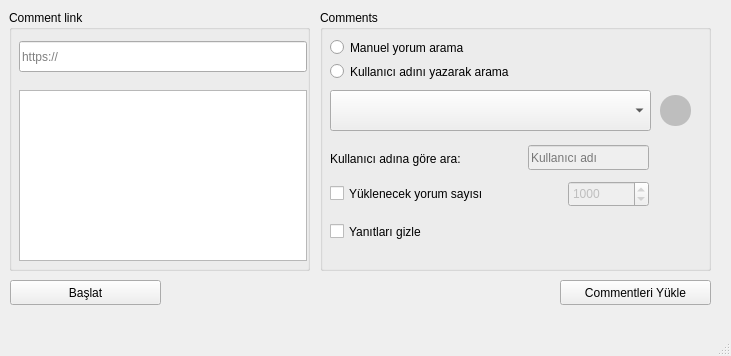
Qt form ui/main.ui (ramo828/instagram-comment-liker) before a commit.
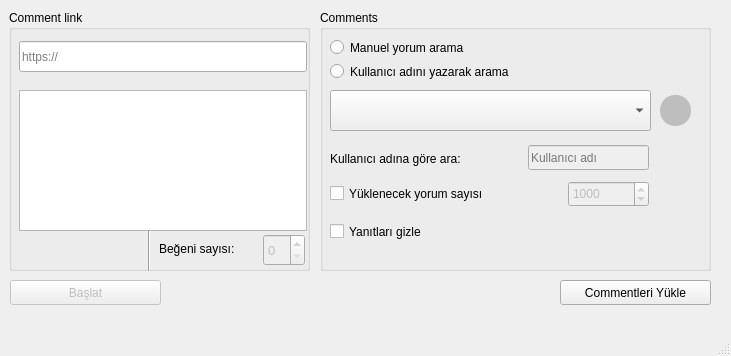
The same form after that commit.

The edit to the form file:
```diff
--- a/ui/main.ui
+++ b/ui/main.ui
@@ -232,15 +232,62 @@
        <x>10</x>
        <y>80</y>
        <width>288</width>
-       <height>171</height>
+       <height>141</height>
       </rect>
      </property>
      <property name="readOnly">
       <bool>true</bool>
      </property>
     </widget>
+    <widget class="QSpinBox" name="like_count">
+     <property name="enabled">
+      <bool>false</bool>
+     </property>
+     <property name="geometry">
+      <rect>
+       <x>254</x>
+       <y>224</y>
+       <width>42</width>
+       <height>32</height>
+      </rect>
+     </property>
+     <property name="font">
+      <font>
+       <pointsize>10</pointsize>
+      </font>
+     </property>
+    </widget>
+    <widget class="QLabel" name="label_2">
+     <property name="geometry">
+      <rect>
+       <x>150</x>
+       <y>230</y>
+       <width>91</width>
+       <height>17</height>
+      </rect>
+     </property>
+     <property name="text">
+      <string>Beğeni sayısı: </string>
+     </property>
+    </widget>
+    <widget class="Line" name="line">
+     <property name="geometry">
+      <rect>
+       <x>130</x>
+       <y>220</y>
+       <width>20</width>
+       <height>41</height>
+      </rect>
+     </property>
+     <property name="orientation">
+      <enum>Qt::Vertical</enum>
+     </property>
+    </widget>
    </widget>
    <widget class="QPushButton" name="startLike">
+    <property name="enabled">
+     <bool>false</bool>
+    </property>
     <property name="geometry">
      <rect>
       <x>10</x>
```
